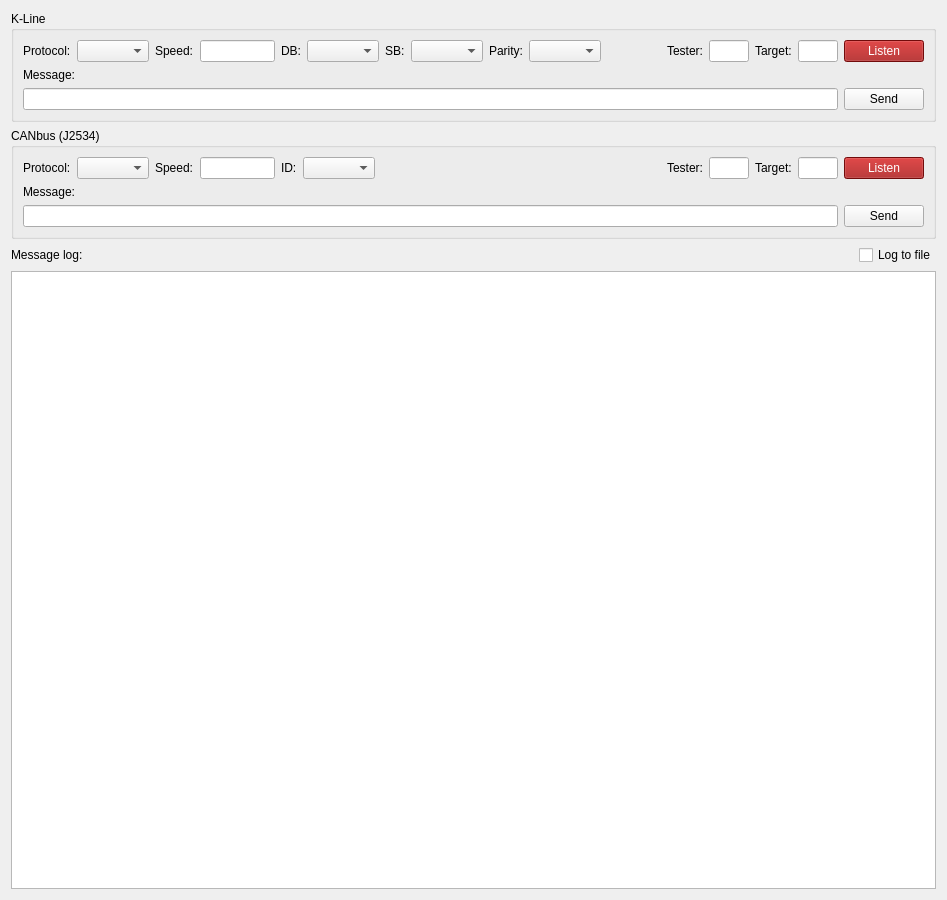
Qt form data_terminal.ui (miikasyvanen/FastECU) before a commit.
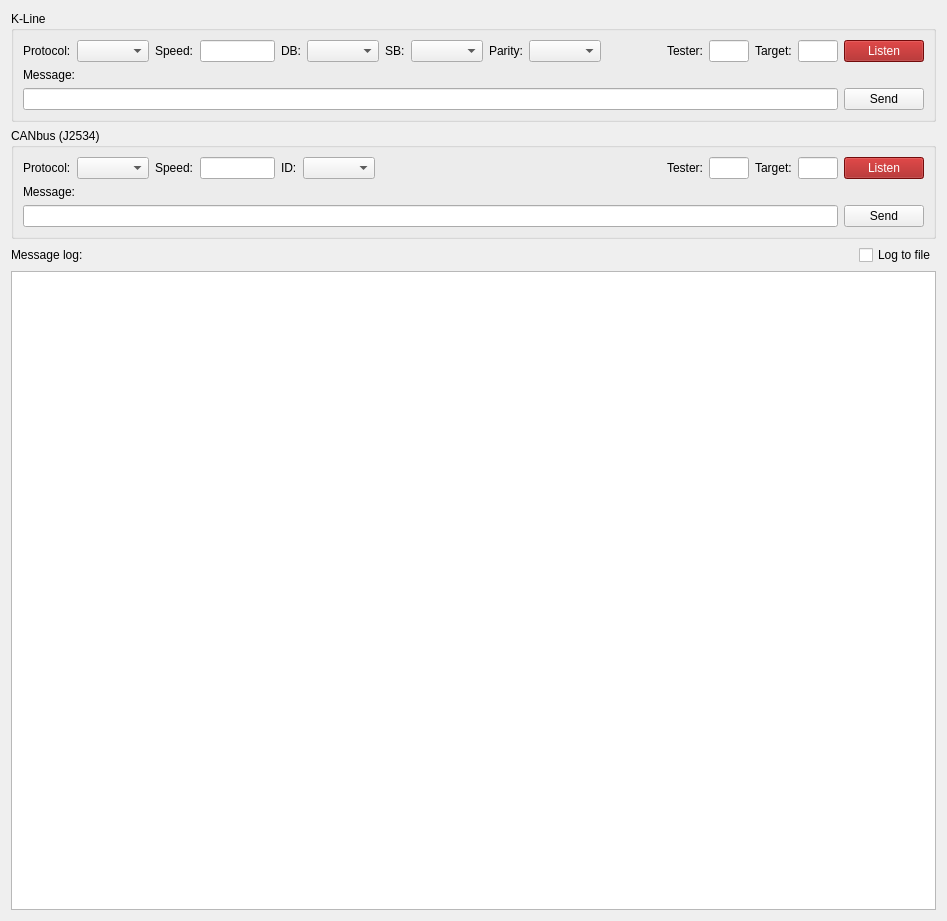
The same form after that commit.

Patch:
```diff
--- a/data_terminal.ui
+++ b/data_terminal.ui
@@ -10,7 +10,7 @@
     <x>0</x>
     <y>0</y>
     <width>947</width>
-    <height>900</height>
+    <height>921</height>
    </rect>
   </property>
   <property name="windowTitle">
@@ -471,6 +471,11 @@
          <height>600</height>
         </size>
        </property>
+       <property name="font">
+        <font>
+         <family>DejaVu Sans Mono</family>
+        </font>
+       </property>
       </widget>
      </item>
     </layout>
```
